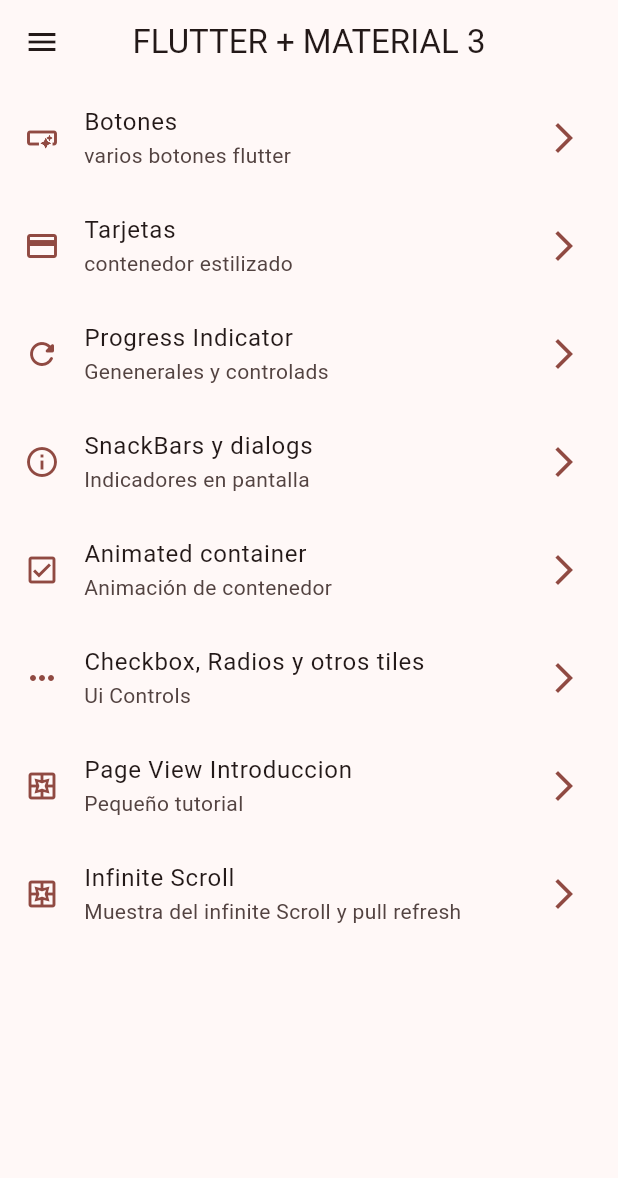
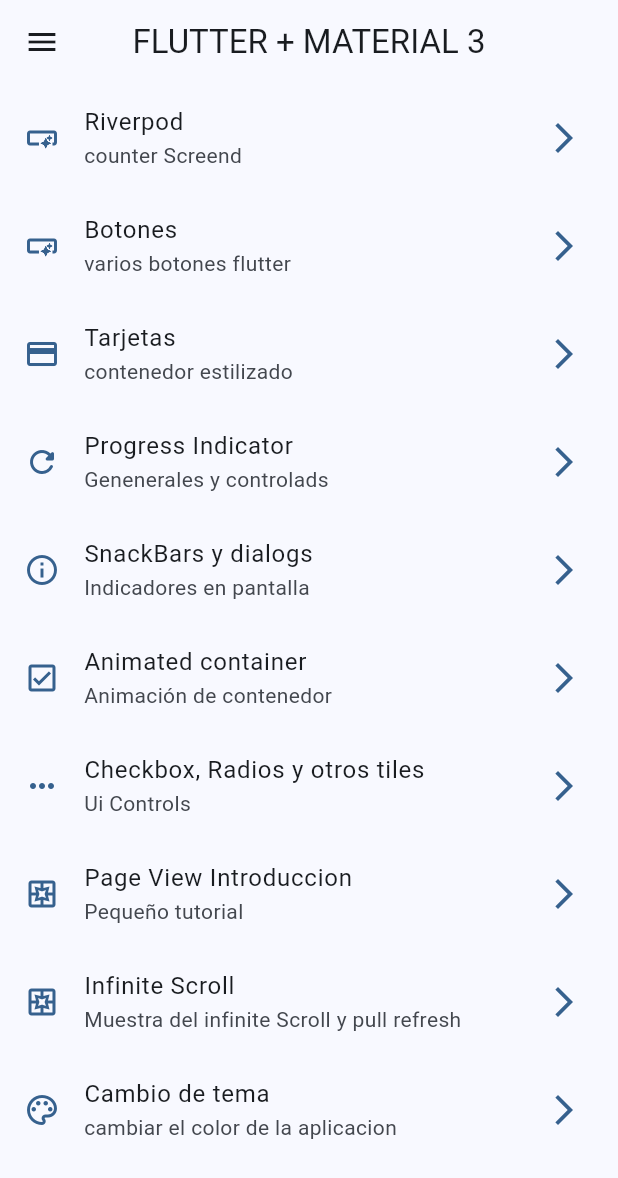
Before and after one commit to luiisfabian/widgets_app, a Flutter app: the screen it shows after launch, on a phone screen of 412 x 824 dp. Shown: the top 1178 px of the screen. Run offline on Flutter 3.47's test engine with Material 3 defaults, Android fonts, the phone set to English and light mode, and no system bars; our stand-ins replace animate_do, flutter_riverpod, go_router.

Commit message:
implementacion del riverProd, creacion de rutas, cambio de ligth y dart, cambio de color de la aplicacion, Provider, StateProvider etc, verificar el estado de una variable

```diff
--- a/lib/config/menu/menu_items.dart
+++ b/lib/config/menu/menu_items.dart
@@ -14,13 +14,54 @@ class MenuItem {
 }
 
 const appMenuItems = <MenuItem>[
-  MenuItem(title: "Botones", subTitle: "varios botones flutter", link: "/bottons", icon: Icons.smart_button_outlined),
-  MenuItem(title: "Tarjetas", subTitle: "contenedor estilizado", link: "/cards", icon: Icons.credit_card),
-  MenuItem(title: "Progress Indicator", subTitle: "Genenerales y controlads", link: "/progress", icon: Icons.refresh_rounded),
-  MenuItem(title: "SnackBars y dialogs", subTitle: "Indicadores en pantalla", link: "/snackbars", icon: Icons.info_outline),
-  MenuItem(title: "Animated container", subTitle: "Animación de contenedor", link: "/animated", icon: Icons.check_box_outlined),
-  MenuItem(title: "Checkbox, Radios y otros tiles", subTitle: "Ui Controls", link: "/uiControls", icon: Icons.keyboard_control_sharp),
-  MenuItem(title: "Page View Introduccion", subTitle: "Pequeño tutorial", link: "/tutorial", icon: Icons.pages_outlined),
-  MenuItem(title: "Infinite Scroll", subTitle: "Muestra del infinite Scroll y pull refresh", link: "/infiniteScroll", icon: Icons.pages_outlined),
-
+  MenuItem(
+      title: "Riverpod",
+      subTitle: "counter Screend",
+      link: "/counter",
+      icon: Icons.smart_button_outlined),
+  MenuItem(
+      title: "Botones",
+      subTitle: "varios botones flutter",
+      link: "/bottons",
+      icon: Icons.smart_button_outlined),
+  MenuItem(
+      title: "Tarjetas",
+      subTitle: "contenedor estilizado",
+      link: "/cards",
+      icon: Icons.credit_card),
+  MenuItem(
+      title: "Progress Indicator",
+      subTitle: "Genenerales y controlads",
+      link: "/progress",
+      icon: Icons.refresh_rounded),
+  MenuItem(
+      title: "SnackBars y dialogs",
+      subTitle: "Indicadores en pantalla",
+      link: "/snackbars",
+      icon: Icons.info_outline),
+  MenuItem(
+      title: "Animated container",
+      subTitle: "Animación de contenedor",
+      link: "/animated",
+      icon: Icons.check_box_outlined),
+  MenuItem(
+      title: "Checkbox, Radios y otros tiles",
+      subTitle: "Ui Controls",
+      link: "/uiControls",
+      icon: Icons.keyboard_control_sharp),
+  MenuItem(
+      title: "Page View Introduccion",
+      subTitle: "Pequeño tutorial",
+      link: "/tutorial",
+      icon: Icons.pages_outlined),
+  MenuItem(
+      title: "Infinite Scroll",
+      subTitle: "Muestra del infinite Scroll y pull refresh",
+      link: "/infiniteScroll",
+      icon: Icons.pages_outlined),
+  MenuItem(
+      title: "Cambio de tema",
+      subTitle: "cambiar el color de la aplicacion",
+      link: "/themeChanger",
+      icon: Icons.color_lens_outlined),
 ];
--- a/lib/config/router/app_router.dart
+++ b/lib/config/router/app_router.dart
@@ -1,18 +1,50 @@
 import 'package:go_router/go_router.dart';
+import 'package:widgets_app/presentation/screens/counter/counter_screen.dart';
 import 'package:widgets_app/presentation/screens/screens.dart';
 
-
-final appRouter = GoRouter(
-  initialLocation: '/',
-  routes: [
-    GoRoute(path: '/', builder: (context, state) => const  HomeScreen(), name: HomeScreen.name),
-    GoRoute(path: '/bottons', builder: (context, state) => const  BottonsScreen(), name: BottonsScreen.name),
-    GoRoute(path: '/cards', builder: (context, state) => const  CardsScreen(), name: CardsScreen.name),
-    GoRoute(path: '/animated', builder: (context, state) => const  AnimatedScreen(), name: AnimatedScreen.name),
-    GoRoute(path: '/tutorial', builder: (context, state) => const  AppTutorialScreen(), name: AppTutorialScreen.name),
-    GoRoute(path: '/infiniteScroll', builder: (context, state) =>  InfiteScrollScreen(), name: InfiteScrollScreen.name),
-    GoRoute(path: '/progress', builder: (context, state) => const  ProgressScreen(), name: ProgressScreen.name),
-    GoRoute(path: '/snackbars', builder: (context, state) => const  SnackBarScreen(), name: SnackBarScreen.name),
-    GoRoute(path: '/uiControls', builder: (context, state) => const  UiControlsScreen(), name: UiControlsScreen.name),
-  ]
-);
+final appRouter = GoRouter(initialLocation: '/', routes: [
+  GoRoute(
+      path: '/',
+      builder: (context, state) => const HomeScreen(),
+      name: HomeScreen.name),
+  GoRoute(
+      path: '/themeChanger',
+      builder: (context, state) => const ThemeChargerScreen(),
+      name: ThemeChargerScreen.name),
+  GoRoute(
+      path: '/counter',
+      builder: (context, state) => const CounterScreen(),
+      name: CounterScreen.name),
+  GoRoute(
+      path: '/bottons',
+      builder: (context, state) => const BottonsScreen(),
+      name: BottonsScreen.name),
+  GoRoute(
+      path: '/cards',
+      builder: (context, state) => const CardsScreen(),
+      name: CardsScreen.name),
+  GoRoute(
+      path: '/animated',
+      builder: (context, state) => const AnimatedScreen(),
+      name: AnimatedScreen.name),
+  GoRoute(
+      path: '/tutorial',
+      builder: (context, state) => const AppTutorialScreen(),
+      name: AppTutorialScreen.name),
+  GoRoute(
+      path: '/infiniteScroll',
+      builder: (context, state) => InfiteScrollScreen(),
+      name: InfiteScrollScreen.name),
+  GoRoute(
+      path: '/progress',
+      builder: (context, state) => const ProgressScreen(),
+      name: ProgressScreen.name),
+  GoRoute(
+      path: '/snackbars',
+      builder: (context, state) => const SnackBarScreen(),
+      name: SnackBarScreen.name),
+  GoRoute(
+      path: '/uiControls',
+      builder: (context, state) => const UiControlsScreen(),
+      name: UiControlsScreen.name),
+]);
--- a/lib/config/theme/app_theme.dart
+++ b/lib/config/theme/app_theme.dart
@@ -13,12 +13,13 @@ const colorList = <Color>[
 class AppTheme {
   final int selectedColor;
 
-  AppTheme({this.selectedColor = 0})
+  final bool isDarkMode;
+
+  AppTheme({this.selectedColor = 0, this.isDarkMode = false})
       : assert(selectedColor >= 0, 'El Color debe ser mayor a 0'),
-      assert(selectedColor < colorList.length, 'El Color debe ser menor a ${colorList.length - 1}');
+        assert(selectedColor < colorList.length,
+            'El Color debe ser menor a ${colorList.length - 1}');
 
-  ThemeData getTheme() => ThemeData(
-    useMaterial3: true,
-    colorSchemeSeed: colorList[selectedColor]
-  );
+  ThemeData getTheme() =>
+      ThemeData(useMaterial3: true, colorSchemeSeed: colorList[selectedColor], brightness: isDarkMode ? Brightness.dark : Brightness.light);
 }
--- a/lib/main.dart
+++ b/lib/main.dart
@@ -1,21 +1,27 @@
 import 'package:flutter/material.dart';
 import 'package:flutter/widgets.dart';
+import 'package:flutter_riverpod/flutter_riverpod.dart';
 import 'package:widgets_app/config/router/app_router.dart';
 import 'package:widgets_app/config/theme/app_theme.dart';
+import 'package:widgets_app/presentation/providers/theme_provider.dart';
 
 void main() {
-  runApp(const MainApp());
+  runApp(const ProviderScope(child: MainApp()));
 }
 
-class MainApp extends StatelessWidget {
+class MainApp extends ConsumerWidget {
   const MainApp({super.key});
 
   @override
-  Widget build(BuildContext context) {
-    return  MaterialApp.router(
+  Widget build(BuildContext context, ref) {
+    final int selectedColor = ref.watch(selectColorProvider);
+    final bool isDarkMode = ref.watch(isDarkModeProvider);
+
+    return MaterialApp.router(
       title: "Flutter Widgets",
       debugShowCheckedModeBanner: false,
-      theme: AppTheme(selectedColor: 1).getTheme(),
+      theme:
+          AppTheme(selectedColor: selectedColor, isDarkMode: isDarkMode).getTheme(),
       routerConfig: appRouter,
     );
   }
--- /dev/null
+++ b/lib/presentation/providers/counter_provider.dart
@@ -0,0 +1,3 @@
+import 'package:flutter_riverpod/flutter_riverpod.dart';
+
+final counterProvider = StateProvider<int>((ref) => 2);
--- /dev/null
+++ b/lib/presentation/providers/theme_provider.dart
@@ -0,0 +1,11 @@
+import 'package:flutter_riverpod/flutter_riverpod.dart';
+import 'package:widgets_app/config/theme/app_theme.dart';
+
+//listado de colores inmutable
+final colorListProvider = Provider((ref) => colorList);
+
+// un simple bool
+final isDarkModeProvider = StateProvider((ref) => false);
+
+// un simple int
+final selectColorProvider = StateProvider((ref) => 0);
--- a/lib/presentation/screens/screens.dart
+++ b/lib/presentation/screens/screens.dart
@@ -1,3 +1,5 @@
+export 'package:widgets_app/presentation/screens/theme_changer/theme_changer_screen.dart';
+export 'package:widgets_app/presentation/screens/counter/counter_screen.dart';
 export 'package:widgets_app/presentation/screens/animated/animated_screen.dart';
 export 'package:widgets_app/presentation/screens/app_tutorial/app_tutorial_screen.dart';
 export 'package:widgets_app/presentation/screens/infinite_scroll/infinite_scroll_screen.dart';
--- a/pubspec.yaml
+++ b/pubspec.yaml
@@ -11,6 +11,8 @@ dependencies:
   flutter:
     sdk: flutter
   go_router: ^14.1.4
+  flutter_riverpod: ^2.5.1
+  riverpod_annotation: ^2.3.5
 
 dev_dependencies:
   flutter_lints: ^3.0.0
```
Also changed, not shown: lib/presentation/screens/counter/counter_screen.dart (added, +48 -0 lines), lib/presentation/screens/theme_changer/theme_changer_screen.dart (added, +67 -0 lines), pubspec.lock.
